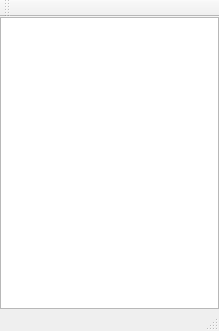
This is chat/source/windows/application_window.ui in nsk90/chat as Qt 5 draws it before an edit. The edited form follows.
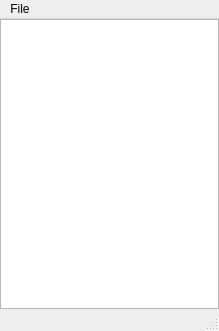
This is the edited form.

Commit message: добавил обработчик меню MenuHandler добавил в AppModel обработчик сетевого соединения и модель клиентов. теперь приложение получает пинги от клиентов. продолжил разработку модельи клиентов ClientsListModel немного рефакторинга

```diff
--- a/chat/source/windows/application_window.ui
+++ b/chat/source/windows/application_window.ui
@@ -10,6 +10,12 @@
     <height>331</height>
    </rect>
   </property>
+  <property name="maximumSize">
+   <size>
+    <width>400</width>
+    <height>16777215</height>
+   </size>
+  </property>
   <property name="windowTitle">
    <string>Chat</string>
   </property>
@@ -44,16 +50,20 @@
      <height>21</height>
     </rect>
    </property>
+   <widget class="QMenu" name="m_menuFile">
+    <property name="title">
+     <string>File</string>
+    </property>
+    <addaction name="m_actionExit"/>
+   </widget>
+   <addaction name="m_menuFile"/>
   </widget>
-  <widget class="QToolBar" name="mainToolBar">
-   <attribute name="toolBarArea">
-    <enum>TopToolBarArea</enum>
-   </attribute>
-   <attribute name="toolBarBreak">
-    <bool>false</bool>
-   </attribute>
-  </widget>
-  <widget class="QStatusBar" name="statusBar"/>
+  <widget class="QStatusBar" name="m_statusBar"/>
+  <action name="m_actionExit">
+   <property name="text">
+    <string>Exit</string>
+   </property>
+  </action>
  </widget>
  <layoutdefault spacing="6" margin="11"/>
  <resources/>
```
Left out of the diff: 6 changed lines with no effect on the pictures. The commit also changes 21 other files.
